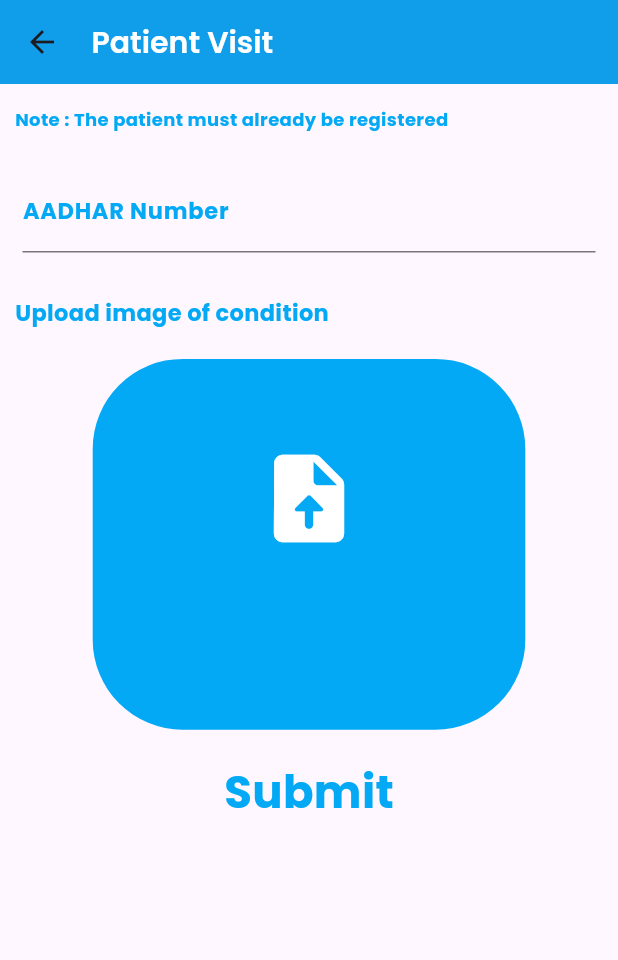
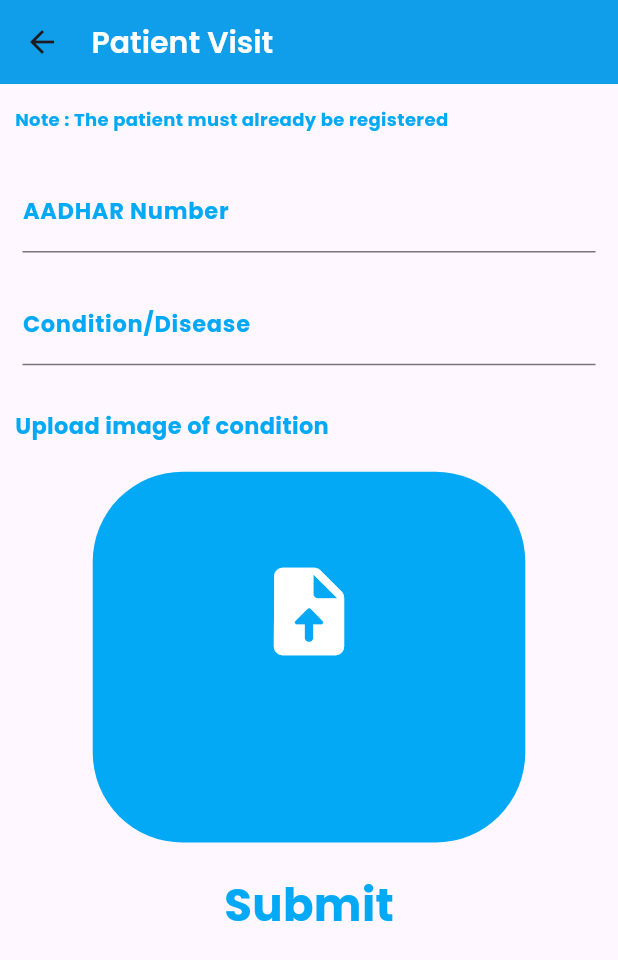
Before and after one commit to abhikrnigam/DermaDoc, a Flutter app: the patientVisit screen opened directly, on a phone screen of 412 x 824 dp. Shown: the top 960 px of the screen. Run offline on Flutter 3.47's test engine with Material 3 defaults, Android fonts, the phone set to English and light mode, and no system bars; our stand-ins replace cloud_firestore, firebase_auth, firebase_core, firebase_storage, get, google_fonts and 2 more; missing offline and left inert: timestamp_to_string; accounts and stored records are empty.

Commit message:
Patient Visits is completed with database integration. UIDAI uniqueness check pending

```diff
--- a/lib/PatientVisit.dart
+++ b/lib/PatientVisit.dart
@@ -1,4 +1,5 @@
 import 'dart:io';
+import 'package:cloud_firestore/cloud_firestore.dart';
 import 'package:firebase_auth/firebase_auth.dart';
 import 'package:firebase_storage/firebase_storage.dart';
 import 'package:flutter/cupertino.dart';
@@ -21,11 +22,27 @@ class patientVisit extends StatefulWidget {
 // UIDAI number and the image of the condition.
 
 class _patientVisitState extends State<patientVisit> {
+  FirebaseAuth firebaseAuth = FirebaseAuth.instance;
+  String? username;
   String? aadharNumber;
+  String? condition;
   String? imagePath;
   TextEditingController controllerAadhar = TextEditingController();
+  TextEditingController controllerCondition = TextEditingController();
+
   File? image;
   final picker = ImagePicker();
+
+  void getUsername() {
+    username = firebaseAuth.currentUser?.email.toString();
+  }
+
+  @override
+  void initState() {
+    // TODO: implement initState
+    super.initState();
+    getUsername();
+  }
 
   void getImage() async {
     try {
@@ -104,7 +121,6 @@ class _patientVisitState extends State<patientVisit> {
             mainAxisAlignment: MainAxisAlignment.center,
             crossAxisAlignment: CrossAxisAlignment.center,
             children: [
-              // this is the break point of the code
               Container(
                 height: MediaQuery.of(context).size.height * 0.3,
                 width: MediaQuery.of(context).size.width * 0.7,
@@ -124,7 +140,7 @@ class _patientVisitState extends State<patientVisit> {
                 ),
                 onPressed: () {
                   //print(imagePath);
-                  //uploadImage(context, username, image!);
+                  uploadData(context, username, image!);
                 },
               ),
             ],
@@ -137,8 +153,8 @@ class _patientVisitState extends State<patientVisit> {
 
   UploadTask? uploadTask;
 
-  Future<void> uploadImage(
-      BuildContext context, String username, File image) async {
+  Future<void> uploadData(
+      BuildContext context, String? username, File image) async {
     ScaffoldMessenger.of(context).showSnackBar(
       const SnackBar(
         content: Text('Uploading, please wait...'),
@@ -149,16 +165,33 @@ class _patientVisitState extends State<patientVisit> {
     final reference = FirebaseStorage.instance.ref().child(pathImage);
     uploadTask = reference.putFile(image);
     final snapshot = await uploadTask?.whenComplete(() => {});
-    final urlDownload = await snapshot?.ref.getDownloadURL();
+    final urlDownload = await snapshot?.ref
+        .getDownloadURL(); //this is the url of the image stored on firebase
 
-    //storeToDatabase(urlDownload, username);
-    //registerPatient(urlDownload, username);
+    uploadVisitToFirestore(username, aadharNumber, urlDownload);
+    // here the username is the name of the doctor
     // ignore: use_build_context_synchronously
     ScaffoldMessenger.of(context).showSnackBar(
       const SnackBar(
-        content: Text('Data is uploaded'),
+        content: Text('Data upload complete!'),
       ),
     );
+  }
+
+  Future<void> uploadVisitToFirestore(
+      String? username, String? aadharNumber, String? imagePath) async {
+    FirebaseFirestore cloudFirestore = FirebaseFirestore.instance;
+    cloudFirestore
+        .collection('doctors')
+        .doc(username.toString())
+        .collection('patients')
+        .doc(aadharNumber.toString())
+        .collection('visits')
+        .add({
+      'Condition': condition,
+      'Date': DateTime.now(),
+      'ImagePath': imagePath,
+    }).then((value) => {debugPrint("Visit Registered")});
   }
 
   @override
@@ -209,6 +242,30 @@ class _patientVisitState extends State<patientVisit> {
                 controller: controllerAadhar,
               ),
             ),
+            Container(
+              margin: const EdgeInsets.only(
+                  left: 15, right: 15, top: 10, bottom: 10),
+              child: TextField(
+                cursorColor: Colors.black,
+                style: const TextStyle(
+                  color: Colors.black,
+                ),
+                onChanged: (val) {
+                  condition = val;
+                },
+                decoration: InputDecoration(
+                  focusedBorder: OutlineInputBorder(
+                      borderRadius: BorderRadius.circular(20),
+                      borderSide: const BorderSide(
+                        color: Colors.lightBlue,
+                        width: 2,
+                      )),
+                  labelStyle: getStyle(15),
+                  labelText: "Condition/Disease",
+                ),
+                controller: controllerCondition,
+              ),
+            ),
             Padding(
               padding: const EdgeInsets.only(top: 20, left: 10),
               child: Text(
```
